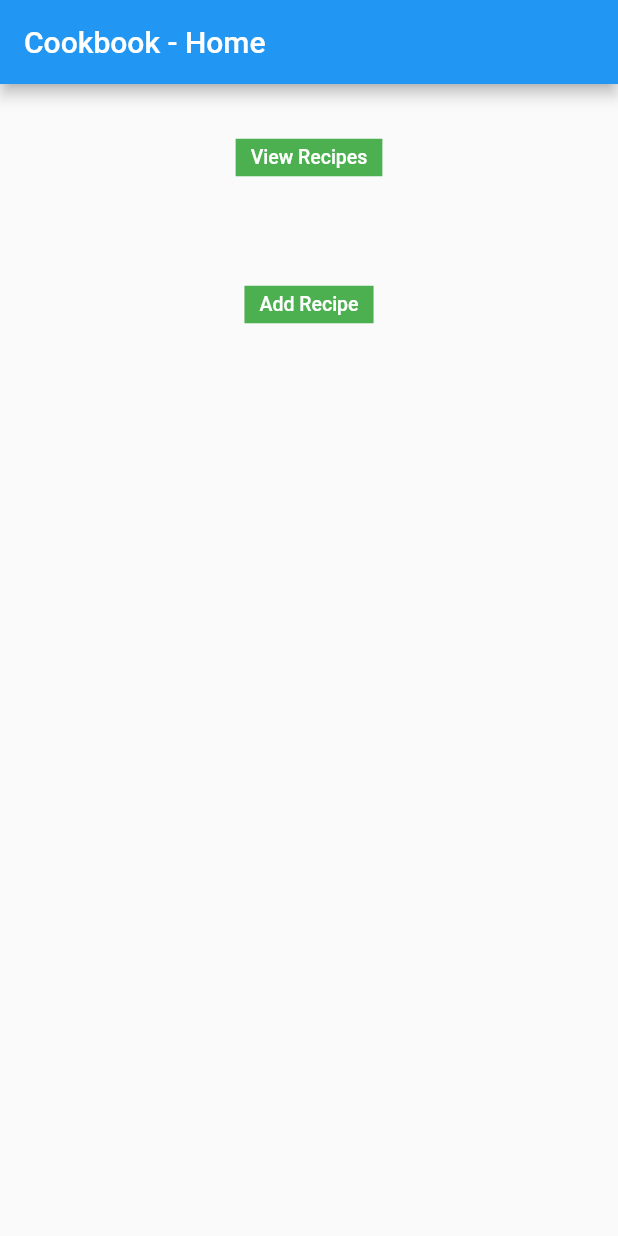
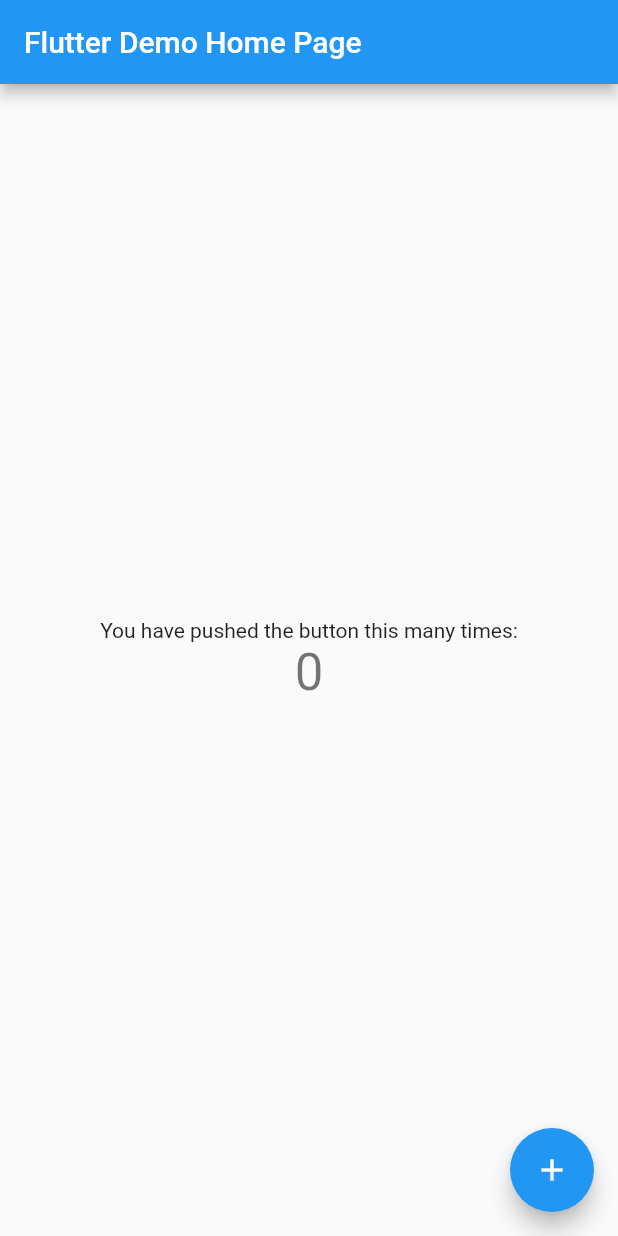
Before and after one commit to jfdoyle3/to_serve_man_flutter, a Flutter app: the screen it shows after launch, on a phone screen of 412 x 824 dp. Run offline on Flutter 3.47's test engine with Material 2 defaults, Android fonts, the phone set to English and light mode, and no system bars.

```diff
--- a/lib/Models/cookbook.dart
+++ /dev/null
@@ -1,7 +0,0 @@
-import '/Models/recipe.dart';
-
-class CookBook {
-  List<Recipe> cookbook = [];
-
-  CookBook.addRecipe(this.cookbook);
-}
--- a/lib/Models/emeasurments.dart
+++ /dev/null
@@ -1,5 +0,0 @@
-enum Measurents{
-  tsp,
-  tbsp,
-  cups,
-}
--- a/lib/Models/recipe.dart
+++ /dev/null
@@ -1,13 +0,0 @@
-import './ingredient.dart';
-
-class Recipe {
-  final String _recipeName;
-  final List _ingredients;
-  final List _steps;
-
-  Recipe(this._recipeName, this._ingredients, this._steps);
-
-  List get steps => _steps;
-  List get ingredients => _ingredients;
-  String get recipeName => _recipeName;
-}
--- a/lib/Widgets/AddRecipe.dart
+++ /dev/null
@@ -1,47 +0,0 @@
-
-
-import '../Models/cookbook.dart';
-import '../Models/ingredient.dart';
-import '../Models/recipe.dart';
-import 'package:flutter/material.dart';
-
-
-class AddRecipe extends StatelessWidget {
-  const AddRecipe({super.key});
-
-  static const String _title = 'Add Recipe';
-
-  @override
-  Widget build(BuildContext context) {
-    return const MaterialApp(
-      title: _title,
-      home: AddRecipeStatefulWidget(),
-    );
-  }
-}
-
-class AddRecipeStatefulWidget extends StatefulWidget {
-  const AddRecipeStatefulWidget({super.key});
-
-  @override
-  State<AddRecipeStatefulWidget> createState() => _AddRecipeStatefulWidgetState();
-}
-
-class _AddRecipeStatefulWidgetState extends State<AddRecipeStatefulWidget> {
-  int _count = 0;
-
-  @override
-  Widget build(BuildContext context) {
-    return Scaffold(
-      appBar: AppBar(
-        title: const Text('Recipe Name'),
-      ),
-      body: Center(child: Text('You have pressed the button $_count times.')),
-      floatingActionButton: FloatingActionButton(
-        onPressed: () => setState(() => _count++),
-        tooltip: 'Increment Counter',
-        child: const Icon(Icons.add),
-      ),
-    );
-  }
-}
--- a/lib/Widgets/Home.dart
+++ /dev/null
@@ -1,60 +0,0 @@
-
-import 'package:flutter/material.dart';
-import 'package:to_serve_man_flutter/Widgets/AddRecipe.dart';
-
-
-class Home extends StatefulWidget {
-  const Home({super.key});
-
-  @override
-  _HomeState createState() => _HomeState();
-}
-
-class _HomeState extends State<Home> {
-  @override
-  Widget build(BuildContext context) {
-    return MaterialApp(
-      home: Scaffold(
-          appBar: AppBar(
-            title: const Text('Cookbook - Home'),
-          ),
-          body: Center(child: Column(children: <Widget>[
-            Container(
-              margin: const EdgeInsets.all(25),
-              child:  TextButton(
-                onPressed: () {},
-                child: Container(
-                  color: Colors.green,
-                  padding: const EdgeInsets.symmetric(vertical: 5, horizontal: 10),
-                  child: const Text(
-                    'View Recipes',
-                    style: TextStyle(color: Colors.white, fontSize: 13.0),
-                  ),
-                ),
-              ),
-            ),
-            Container(
-              margin: const EdgeInsets.all(25),
-              child:  TextButton(
-                onPressed: () {
-                  Navigator.push(
-                      context,
-                      MaterialPageRoute(builder: (context) => const AddRecipe()),
-                  );
-                },
-                child: Container(
-                  color: Colors.green,
-                  padding: const EdgeInsets.symmetric(vertical: 5, horizontal: 10),
-                  child: const Text(
-                    'Add Recipe',
-                    style: TextStyle(color: Colors.white, fontSize: 13.0),
-                  ),
-                ),
-              ),
-            ),
-          ]
-          ))
-      ),
-    );
-  }
-}
--- a/lib/main.dart
+++ b/lib/main.dart
@@ -1,8 +1,115 @@
-
 import 'package:flutter/material.dart';
-import 'Widgets/AddRecipe.dart';
-import 'Widgets/Home.dart';
 
 void main() {
-  runApp(const Home());
+  runApp(const MyApp());
 }
+
+class MyApp extends StatelessWidget {
+  const MyApp({super.key});
+
+  // This widget is the root of your application.
+  @override
+  Widget build(BuildContext context) {
+    return MaterialApp(
+      title: 'Flutter Demo',
+      theme: ThemeData(
+        // This is the theme of your application.
+        //
+        // Try running your application with "flutter run". You'll see the
+        // application has a blue toolbar. Then, without quitting the app, try
+        // changing the primarySwatch below to Colors.green and then invoke
+        // "hot reload" (press "r" in the console where you ran "flutter run",
+        // or simply save your changes to "hot reload" in a Flutter IDE).
+        // Notice that the counter didn't reset back to zero; the application
+        // is not restarted.
+        primarySwatch: Colors.blue,
+      ),
+      home: const MyHomePage(title: 'Flutter Demo Home Page'),
+    );
+  }
+}
+
+class MyHomePage extends StatefulWidget {
+  const MyHomePage({super.key, required this.title});
+
+  // This widget is the home page of your application. It is stateful, meaning
+  // that it has a State object (defined below) that contains fields that affect
+  // how it looks.
+
+  // This class is the configuration for the state. It holds the values (in this
+  // case the title) provided by the parent (in this case the App widget) and
+  // used by the build method of the State. Fields in a Widget subclass are
+  // always marked "final".
+
+  final String title;
+
+  @override
+  State<MyHomePage> createState() => _MyHomePageState();
+}
+
+class _MyHomePageState extends State<MyHomePage> {
+  int _counter = 0;
+
+  void _incrementCounter() {
+    setState(() {
+      // This call to setState tells the Flutter framework that something has
+      // changed in this State, which causes it to rerun the build method below
+      // so that the display can reflect the updated values. If we changed
+      // _counter without calling setState(), then the build method would not be
+      // called again, and so nothing would appear to happen.
+      _counter++;
+    });
+  }
+
+  @override
+  Widget build(BuildContext context) {
+    // This method is rerun every time setState is called, for instance as done
+    // by the _incrementCounter method above.
+    //
+    // The Flutter framework has been optimized to make rerunning build methods
+    // fast, so that you can just rebuild anything that needs updating rather
+    // than having to individually change instances of widgets.
+    return Scaffold(
+      appBar: AppBar(
+        // Here we take the value from the MyHomePage object that was created by
+        // the App.build method, and use it to set our appbar title.
+        title: Text(widget.title),
+      ),
+      body: Center(
+        // Center is a layout widget. It takes a single child and positions it
+        // in the middle of the parent.
+        child: Column(
+          // Column is also a layout widget. It takes a list of children and
+          // arranges them vertically. By default, it sizes itself to fit its
+          // children horizontally, and tries to be as tall as its parent.
+          //
+          // Invoke "debug painting" (press "p" in the console, choose the
+          // "Toggle Debug Paint" action from the Flutter Inspector in Android
+          // Studio, or the "Toggle Debug Paint" command in Visual Studio Code)
+          // to see the wireframe for each widget.
+          //
+          // Column has various properties to control how it sizes itself and
+          // how it positions its children. Here we use mainAxisAlignment to
+          // center the children vertically; the main axis here is the vertical
+          // axis because Columns are vertical (the cross axis would be
+          // horizontal).
+          mainAxisAlignment: MainAxisAlignment.center,
+          children: <Widget>[
+            const Text(
+              'You have pushed the button this many times:',
+            ),
+            Text(
+              '$_counter',
+              style: Theme.of(context).textTheme.headlineMedium,
+            ),
+          ],
+        ),
+      ),
+      floatingActionButton: FloatingActionButton(
+        onPressed: _incrementCounter,
+        tooltip: 'Increment',
+        child: const Icon(Icons.add),
+      ), // This trailing comma makes auto-formatting nicer for build methods.
+    );
+  }
+}
```
Also changed, not shown: lib/Demos/basic-scaffold.dart (deleted, +0 -48 lines), lib/Demos/consoleMain.dart (deleted, +0 -49 lines), lib/Demos/db_test.dart (deleted, +0 -149 lines), lib/Models/ingredient.dart (deleted, +0 -24 lines), pubspec.yaml (+6 -5 lines), lib/Widgets/ViewCookbook.dart (deleted), pubspec.lock, 81 other files.
